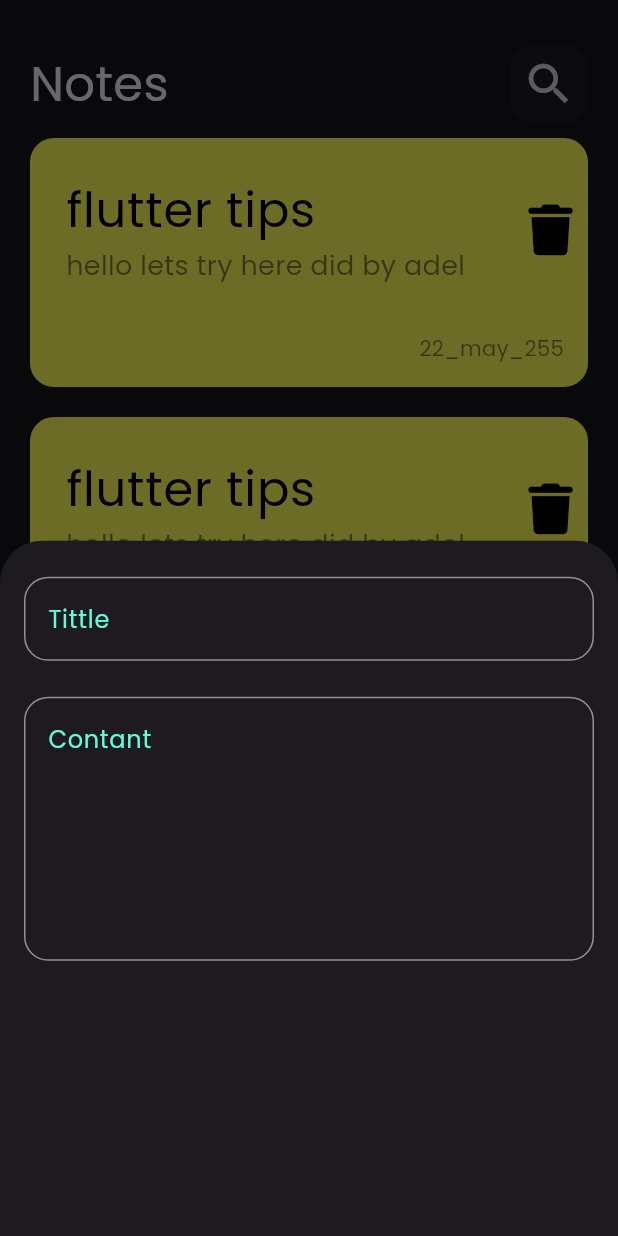
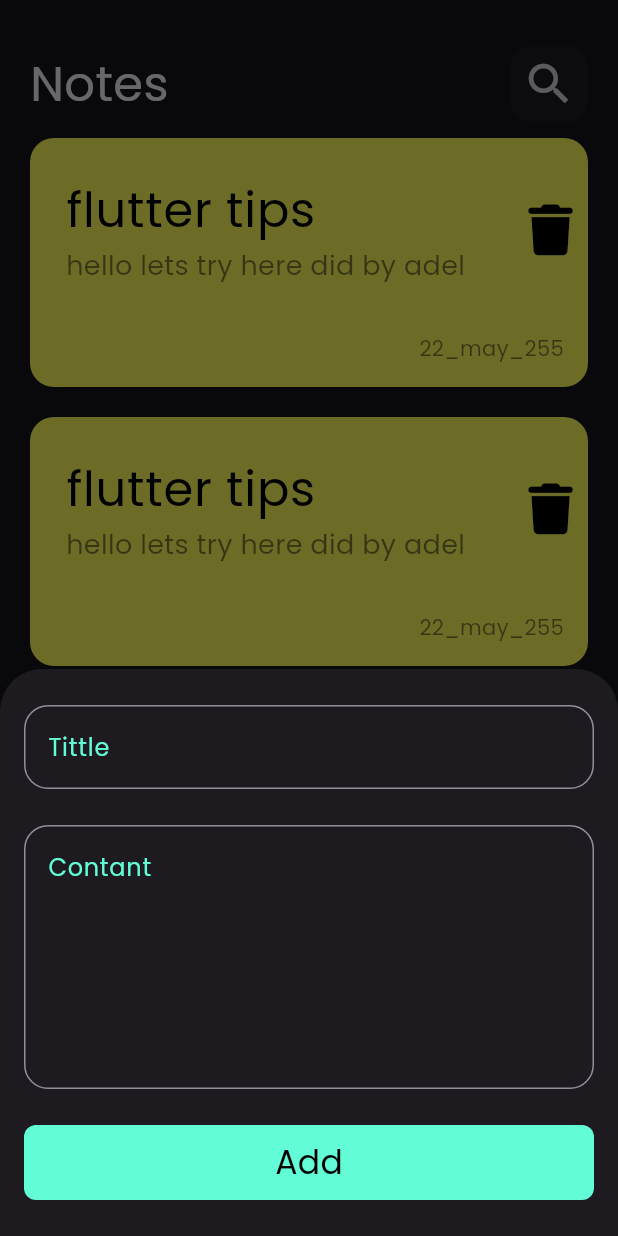
Before and after one commit to AdelIbrahim27/NotesAPP, a Flutter app: the screen it shows after launch, after a tap on the "add" icon, on a phone screen of 412 x 824 dp. Run offline on Flutter 3.47's test engine with Material 3 defaults, Android fonts, the phone set to English and light mode, and no system bars; our stand-ins replace font_awesome_flutter.

Commit message:
edit button

```diff
--- a/lib/widgets/adding_note.dart
+++ b/lib/widgets/adding_note.dart
@@ -1,5 +1,7 @@
 import 'package:flutter/material.dart';
-import 'package:flutter/widgets.dart';
+
+import 'package:noteapp/contasts.dart';
+import 'package:noteapp/widgets/custom_button.dart';
 import 'package:noteapp/widgets/custom_textfield.dart';
 
 class AddingNote extends StatelessWidget {
@@ -9,13 +11,18 @@ class AddingNote extends StatelessWidget {
   Widget build(BuildContext context) {
     return const Padding(
       padding: EdgeInsets.symmetric(horizontal: 16),
-      child: Column(
-        children: [
-          SizedBox(height: 24),
-          CustomTextField(hint: 'Tittle' ),
-          SizedBox(height: 24),
-          CustomTextField(hint: 'Contant',maxlines: 6,)
-        ],
+      child: SingleChildScrollView(
+        child: Column(
+          children: [
+            SizedBox(height: 24),
+            CustomTextField(hint: 'Tittle'),
+            SizedBox(height: 24),
+            CustomTextField(hint: 'Contant', maxlines: 6),
+            SizedBox(height: 24),
+            CustomButton(),
+             SizedBox(height: 24),
+          ],
+        ),
       ),
     );
   }
--- /dev/null
+++ b/lib/widgets/custom_button.dart
@@ -0,0 +1,21 @@
+
+import 'package:flutter/material.dart';
+import 'package:noteapp/contasts.dart';
+
+class CustomButton extends StatelessWidget {
+  const CustomButton({super.key});
+
+  @override
+  Widget build(BuildContext context) {
+    return Container(
+      height: 50,
+      width: MediaQuery.of(context).size.width,
+      decoration: BoxDecoration(borderRadius: BorderRadius.circular(8),color: kPrimaryColor),
+      child: const Center(
+          child: Text(
+        'Add',
+        style: TextStyle(color: Colors.black, fontSize: 22),
+      )),
+    );
+  }
+}
--- a/lib/widgets/custom_textfield.dart
+++ b/lib/widgets/custom_textfield.dart
@@ -10,9 +10,11 @@ final int maxlines;
   @override
   Widget build(BuildContext context) {
     return   TextField(
+
       maxLines: maxlines,
       cursorColor:  kPrimaryColor,
       decoration: InputDecoration(
+
         hintText: hint,
 hintStyle: const TextStyle(color: kPrimaryColor),
         focusedBorder: OutlineInputBorder(
```
